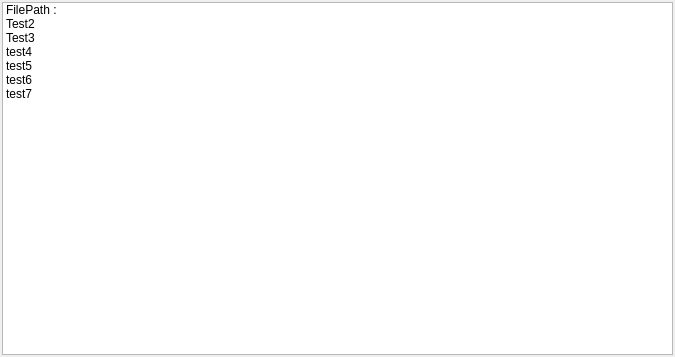
Before: the Qt Designer form src/main/listwidget.ui in sakuraOnlin/CheckDuplicateFiles, drawn with Qt 5.
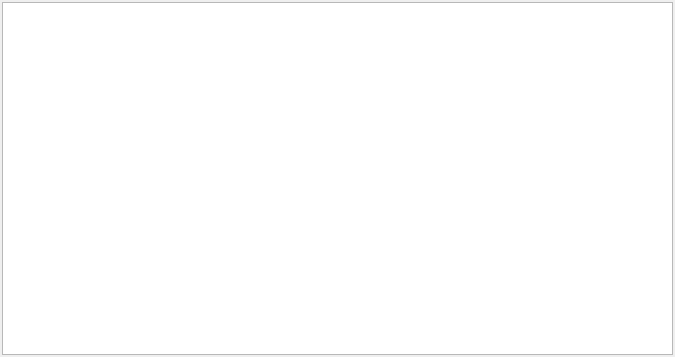
After: the same form once the commit is applied. Icons and pictures are not drawn.

Commit message: Add : 增加了后台线程类，数据的更新以及其他耗时处理都将通过后台线程类来处理 Modify : 修改了listwidget，把文件遍历放到了后台线程类，并实现了实时文件路径的添加 Modify :  修改 了Delegate类，把一些实际数据加入其中

What changed in the file:
```diff
--- a/src/main/listwidget.ui
+++ b/src/main/listwidget.ui
@@ -28,45 +28,6 @@
      <property name="editTriggers">
       <set>QAbstractItemView::SelectedClicked</set>
      </property>
-     <item>
-      <property name="text">
-       <string>FilePath :</string>
-      </property>
-     </item>
-     <item>
-      <property name="text">
-       <string>Test2</string>
-      </property>
-     </item>
-     <item>
-      <property name="text">
-       <string>Test3</string>
-      </property>
-     </item>
-     <item>
-      <property name="text">
-       <string>test4</string>
-      </property>
-      <property name="icon">
-       <iconset resource="../res/resource.qrc">
-        <normaloff>:/img/image/stop.png</normaloff>:/img/image/stop.png</iconset>
-      </property>
-     </item>
-     <item>
-      <property name="text">
-       <string>test5</string>
-      </property>
-     </item>
-     <item>
-      <property name="text">
-       <string>test6</string>
-      </property>
-     </item>
-     <item>
-      <property name="text">
-       <string>test7</string>
-      </property>
-     </item>
     </widget>
    </item>
   </layout>
```
Left out of the diff: 4 changed lines with no effect on the pictures. The commit also changes 17 other files.
